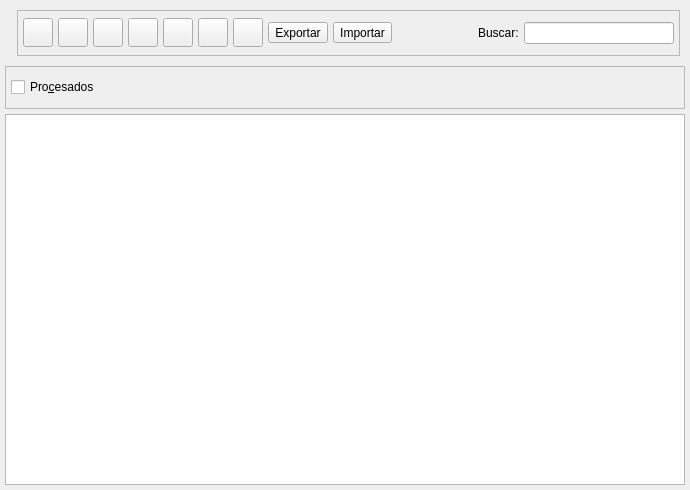
eboladev/Bulmages-1, file bulmages/bulmafact/src/clientslistbase.ui: the form before one commit.
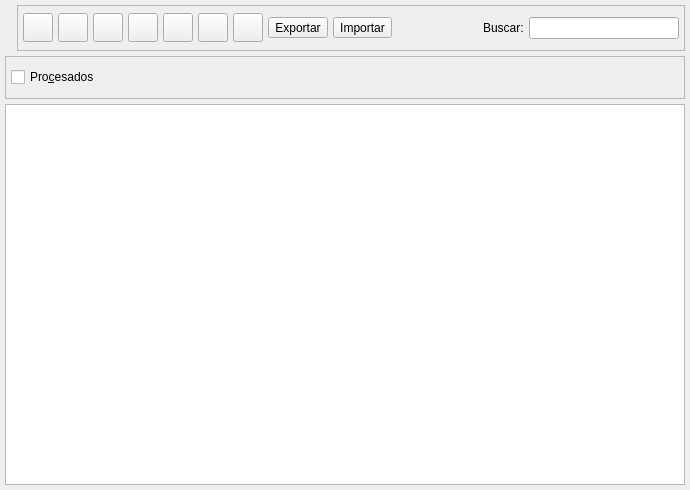
The form after the commit. Icons and pictures are not drawn. Custom widgets are drawn as their Qt base class.

```diff
--- a/bulmages/bulmafact/src/clientslistbase.ui
+++ b/bulmages/bulmafact/src/clientslistbase.ui
@@ -29,10 +29,10 @@
    <item>
     <layout class="QHBoxLayout" >
      <property name="margin" >
-      <number>5</number>
+      <number>0</number>
      </property>
      <property name="spacing" >
-      <number>0</number>
+      <number>5</number>
      </property>
      <item>
       <widget class="QLabel" name="label" >
```
